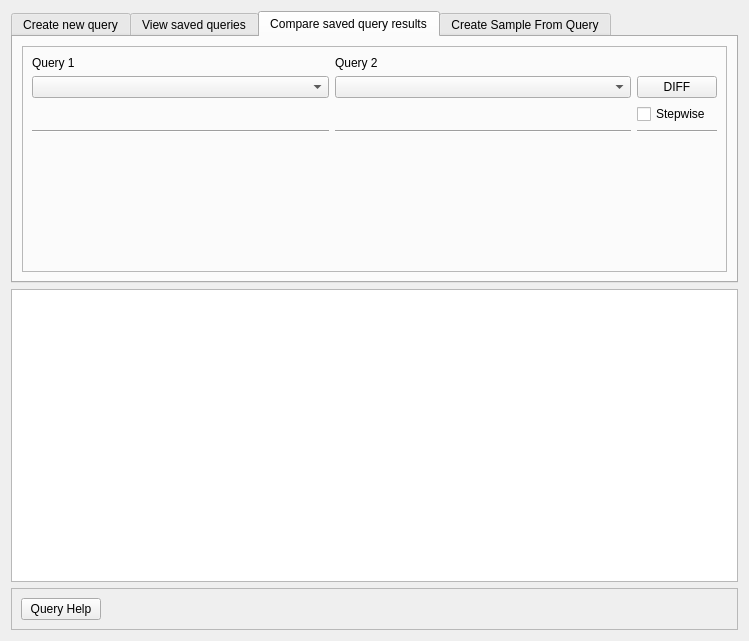
Above: ui/query_data_page.ui from usc-psychsim/psychsim-eval-gui before the change. Below: the same form after it.
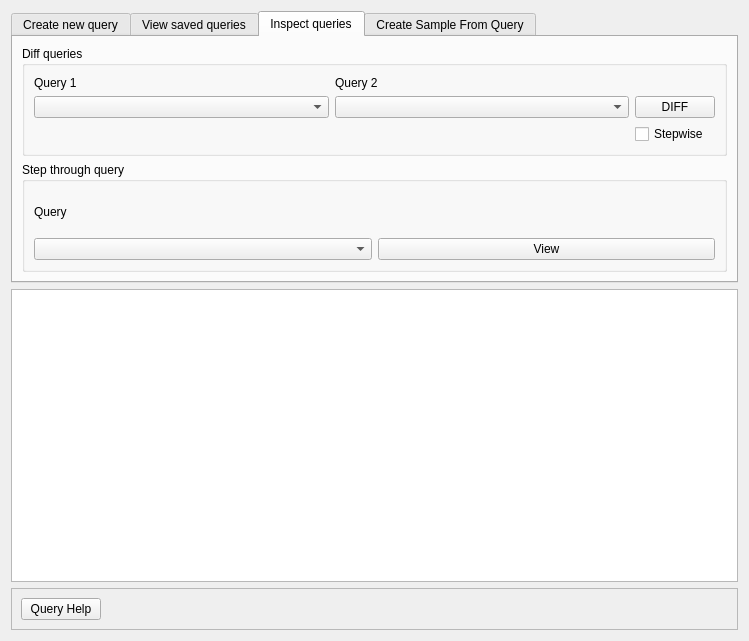
That is the form after the change. The open tabs and pages were chosen to show the change.

Commit message: Add ui features for stepping through data

Diff of the .ui file:
```diff
--- a/ui/query_data_page.ui
+++ b/ui/query_data_page.ui
@@ -577,56 +577,19 @@
      </widget>
      <widget class="QWidget" name="diff_tab">
       <attribute name="title">
-       <string>Compare saved query results</string>
+       <string>Inspect queries</string>
       </attribute>
       <layout class="QGridLayout" name="gridLayout_5">
-       <item row="2" column="1">
-        <widget class="QFrame" name="frame_17">
-         <property name="frameShape">
-          <enum>QFrame::StyledPanel</enum>
+       <item row="0" column="1">
+        <widget class="QGroupBox" name="groupBox">
+         <property name="title">
+          <string>Diff queries</string>
          </property>
-         <property name="frameShadow">
-          <enum>QFrame::Raised</enum>
-         </property>
-         <layout class="QGridLayout" name="gridLayout_7">
-          <item row="5" column="1">
-           <widget class="Line" name="line_6">
-            <property name="orientation">
-             <enum>Qt::Horizontal</enum>
-            </property>
-           </widget>
-          </item>
-          <item row="6" column="0">
-           <spacer name="verticalSpacer">
-            <property name="orientation">
-             <enum>Qt::Vertical</enum>
-            </property>
-            <property name="sizeHint" stdset="0">
-             <size>
-              <width>20</width>
-              <height>40</height>
-             </size>
-            </property>
-           </spacer>
-          </item>
-          <item row="1" column="0">
+         <layout class="QGridLayout" name="gridLayout_6">
+          <item row="2" column="0">
            <widget class="QComboBox" name="query_diff_1"/>
           </item>
-          <item row="0" column="1">
-           <widget class="QLabel" name="label_19">
-            <property name="text">
-             <string>Query 2</string>
-            </property>
-           </widget>
-          </item>
-          <item row="5" column="0">
-           <widget class="Line" name="line_5">
-            <property name="orientation">
-             <enum>Qt::Horizontal</enum>
-            </property>
-           </widget>
-          </item>
-          <item row="1" column="2">
+          <item row="2" column="2">
            <widget class="QPushButton" name="diff_query_button">
             <property name="sizePolicy">
              <sizepolicy hsizetype="Maximum" vsizetype="Fixed">
@@ -639,24 +602,24 @@
             </property>
            </widget>
           </item>
-          <item row="1" column="1">
+          <item row="2" column="1">
            <widget class="QComboBox" name="query_diff_2"/>
           </item>
-          <item row="5" column="2">
-           <widget class="Line" name="line_7">
-            <property name="orientation">
-             <enum>Qt::Horizontal</enum>
+          <item row="1" column="1">
+           <widget class="QLabel" name="label_19">
+            <property name="text">
+             <string>Query 2</string>
             </property>
            </widget>
           </item>
-          <item row="0" column="0">
+          <item row="1" column="0">
            <widget class="QLabel" name="label_18">
             <property name="text">
              <string>Query 1</string>
             </property>
            </widget>
           </item>
-          <item row="2" column="2">
+          <item row="3" column="2">
            <widget class="QCheckBox" name="stepwise_diff_checkbox">
             <property name="text">
              <string>Stepwise</string>
@@ -666,6 +629,32 @@
          </layout>
         </widget>
        </item>
+       <item row="1" column="1">
+        <widget class="QGroupBox" name="groupBox_2">
+         <property name="title">
+          <string>Step through query</string>
+         </property>
+         <layout class="QGridLayout" name="gridLayout_2">
+          <item row="0" column="0">
+           <widget class="QLabel" name="label">
+            <property name="text">
+             <string>Query</string>
+            </property>
+           </widget>
+          </item>
+          <item row="1" column="0">
+           <widget class="QComboBox" name="step_query_combo"/>
+          </item>
+          <item row="1" column="1">
+           <widget class="QPushButton" name="query_step_view_button">
+            <property name="text">
+             <string>View</string>
+            </property>
+           </widget>
+          </item>
+         </layout>
+        </widget>
+       </item>
       </layout>
      </widget>
      <widget class="QWidget" name="tab">
```
